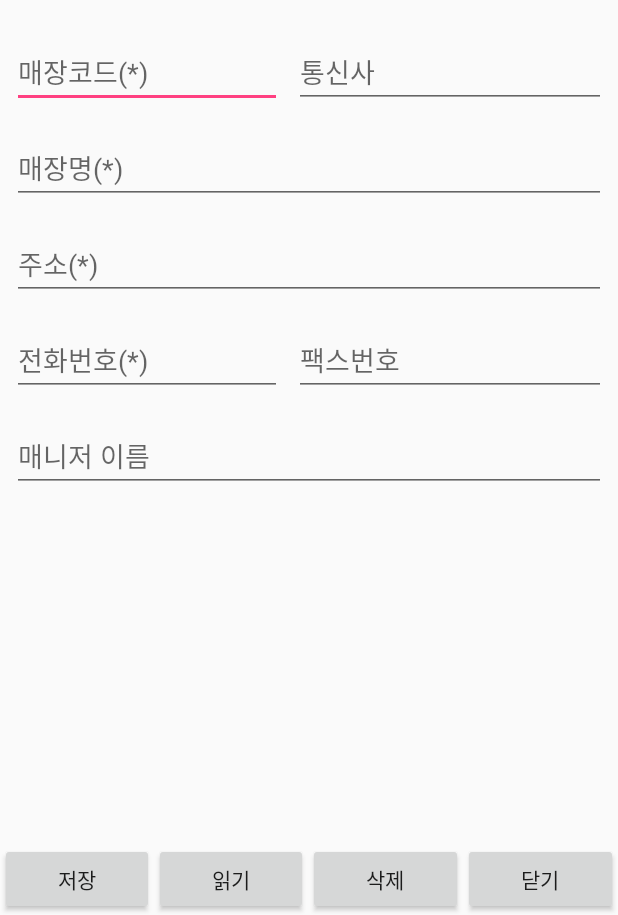
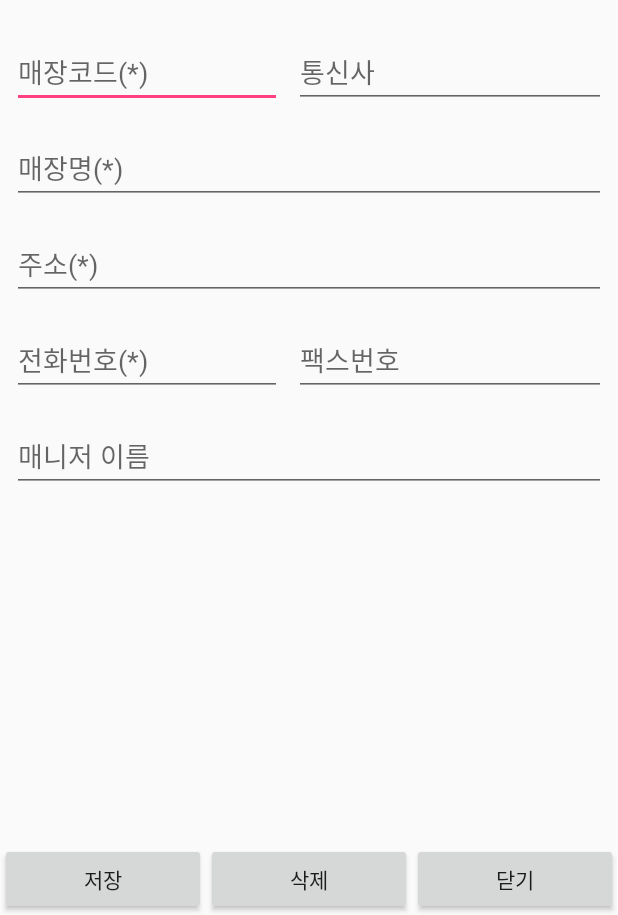
Before and after one commit to leejabba/PhoneStoreInfo, an Android app: the screen it shows after launch (DetailActivity), after a tap on "새로운 매장 입력하기", on a phone screen of 412 x 824 dp, the part 321-1236 px from its top. Run offline under Robolectric (Android 15) with nearby library versions, the phone set to English and light mode, and no system bars; libraries missing offline, so code that uses them is left out: com.j256.ormlite; 4 statements that could not run were skipped.

Commit message:
DetailActivity - ORMLite를 이용한 리사이클러뷰 완성 - 매장코드별 정렬, 카메라 기능 구현해야함

```diff
--- a/app/src/main/java/kr/heythisway/phonestoreinfo/DetailActivity.java
+++ b/app/src/main/java/kr/heythisway/phonestoreinfo/DetailActivity.java
@@ -21,7 +21,7 @@ public class DetailActivity extends AppCompatActivity implements View.OnClickLis
     // 위젯 변수
     EditText editStoreCode, editStoreAddress, editStoreFax, editStoreTel,
             editTeleCompany, editStoreManagerName, editStoreName;
-    Button btnSave, btnCancle, btnRead, btnDelete, btnUpdate;
+    Button btnSave, btnCancle, btnDelete, btnUpdate;
 
     // 데이터 보관용 변수
     StoreInfo storeInfo;
@@ -54,12 +54,11 @@ public class DetailActivity extends AppCompatActivity implements View.OnClickLis
         bundle = intent.getExtras();
         if (bundle != null) {
             storeId = intent.getIntExtra("id", 0);
-            Toast.makeText(this, "받아온 ID : " + storeId, Toast.LENGTH_SHORT).show();
+            //Toast.makeText(this, "받아온 ID : " + storeId, Toast.LENGTH_SHORT).show();
             // 값을 불러와 EditText에 할당하는 메서드 호출
             setDetailValue(storeId);
-        } else {
-            datas = helper.readAll();
         }
+
         // 처음 액티비티 onCreate 상태일때 EditText 상태를 저장한다.
         tempDB();
         // 필수입력 항목인 매장코드란이 비어있지 않으면 저장되어 있는 상세정보이므로 '업데이트'버튼을 보여준다.
@@ -94,7 +93,6 @@ public class DetailActivity extends AppCompatActivity implements View.OnClickLis
     private void callButtonClickLisener() {
         btnSave.setOnClickListener(this);
         btnCancle.setOnClickListener(this);
-        btnRead.setOnClickListener(this);
         btnDelete.setOnClickListener(this);
         btnUpdate.setOnClickListener(this);
     }
@@ -148,7 +146,6 @@ public class DetailActivity extends AppCompatActivity implements View.OnClickLis
     private void findWiget() {
         btnSave = (Button) findViewById(R.id.btnSave);
         btnCancle = (Button) findViewById(R.id.btnCancle);
-        btnRead = (Button) findViewById(R.id.btnRead);
         btnDelete = (Button) findViewById(R.id.btnDelete);
         btnUpdate = (Button) findViewById(R.id.btnUpdate);
         btnUpdate.setVisibility(View.GONE);
@@ -188,20 +185,17 @@ public class DetailActivity extends AppCompatActivity implements View.OnClickLis
             case R.id.btnCancle:
                 finish();
                 break;
-            case R.id.btnRead:
-                readData();
-                break;
             case R.id.btnUpdate:
                 // tempDB 값과 EditText의 값의 변화를 체크하는 메서드 호출
                 compareValue();
                 break;
             case R.id.btnDelete:
-//                if (!editStoreCode.getText().toString().equals("")) {
+                if (!editStoreCode.getText().toString().equals("")) {
                     setPopupWindow("경고", "삭제하면 되돌릴 수 없습니다!", POPUP_DELETE);
                     popUp.show();
-//                } else {
-//                    Toast.makeText(this, "지금은 삭제할 수 없습니다.", Toast.LENGTH_SHORT).show();
-//                }
+                } else {
+                    Toast.makeText(this, "지금은 삭제할 수 없습니다.", Toast.LENGTH_SHORT).show();
+                }
                 break;
         }
     }
--- a/app/src/main/java/kr/heythisway/phonestoreinfo/MainActivity.java
+++ b/app/src/main/java/kr/heythisway/phonestoreinfo/MainActivity.java
@@ -16,11 +16,10 @@ import android.widget.Toast;
 import java.util.ArrayList;
 import java.util.List;
 
-public class MainActivity extends AppCompatActivity {
-    List<StoreInfo> datas;
+public class MainActivity extends AppCompatActivity{
+    static List<StoreInfo> datas = new ArrayList<>();
     StoreInfo storeInfo;
     DbHelper helper;
-
     Button btnGoDetail;
     RecyclerView listView;
     MyAdapter adapter;
@@ -42,7 +41,6 @@ public class MainActivity extends AppCompatActivity {
         // 어댑터 구현
         listView = (RecyclerView) findViewById(R.id.listView);
         adapter = new MyAdapter(datas);
-        adapter.notifyDataSetChanged();
         listView.setAdapter(adapter);
         listView.setLayoutManager(new LinearLayoutManager(this));
 
@@ -57,12 +55,13 @@ public class MainActivity extends AppCompatActivity {
         });
     }
 
+
+
     private class MyAdapter extends RecyclerView.Adapter<Holder> {
-        List<StoreInfo> datas = new ArrayList<>();
         StoreInfo data = new StoreInfo();
 
         public MyAdapter(List<StoreInfo> datas) {
-            this.datas = datas;
+            MainActivity.datas = datas;
         }
 
         @Override
@@ -72,7 +71,7 @@ public class MainActivity extends AppCompatActivity {
         }
 
         @Override
-        public void onBindViewHolder(final Holder holder, int position) {
+        public void onBindViewHolder(Holder holder, final int position) {
             data = datas.get(position);
             holder.setTextStoreCode(data.getStoreCode());
             holder.setTextStoreName(data.getStoreName());
@@ -83,8 +82,8 @@ public class MainActivity extends AppCompatActivity {
                 @Override
                 public void onClick(View v) {
                     Intent intent = new Intent(MainActivity.this, DetailActivity.class);
-                    intent.putExtra("id", data.getId());
-                    Toast.makeText(MainActivity.this, data.getId() + "선택", Toast.LENGTH_SHORT).show();
+                    intent.putExtra("id", datas.get(position).getId());
+                    Toast.makeText(MainActivity.this, datas.get(position).getStoreCode() + "매장을 선택하였습니다", Toast.LENGTH_SHORT).show();
                     startActivity(intent);
                 }
             });
@@ -107,7 +106,7 @@ public class MainActivity extends AppCompatActivity {
             textStoreAddress = (TextView) itemView.findViewById(R.id.textStoreAddress);
 
             textStoreId = (TextView) itemView.findViewById(R.id.textStoreId);
-//            textStoreId.setVisibility(View.GONE);
+            textStoreId.setVisibility(View.GONE);
 
             btnItem = (LinearLayout) itemView.findViewById(R.id.btnItem);
         }
@@ -128,4 +127,14 @@ public class MainActivity extends AppCompatActivity {
             this.textStoreAddress.setText(textStoreAddress);
         }
     }
+
+    // 리스트뷰 변화 내용을 반영하기 위해 datas의 내용을 깨끗이 비우고 다시 데이터베이스에서 읽어와 채운뒤 알려준다.
+    @Override
+    protected void onResume() {
+        super.onResume();
+        datas.clear();
+        datas = helper.readAll();
+        adapter.notifyDataSetChanged();
+
+    }
 }
--- a/app/src/main/res/layout/activity_detail.xml
+++ b/app/src/main/res/layout/activity_detail.xml
@@ -153,13 +153,6 @@
             android:text="수정하기" />
 
         <Button
-            android:id="@+id/btnRead"
-            android:layout_width="0dp"
-            android:layout_height="wrap_content"
-            android:layout_weight="1"
-            android:text="읽기" />
-
-        <Button
             android:id="@+id/btnDelete"
             android:layout_width="0dp"
             android:layout_height="wrap_content"
```
